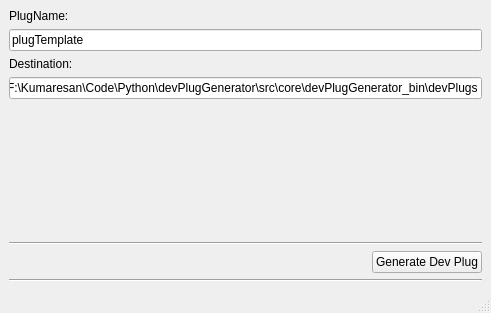
The window that devPlugGenerator/src/user_interface/win_main.ui (kumar-lakshmanan/our-py-lib) describes before a commit, drawn with Qt 5.
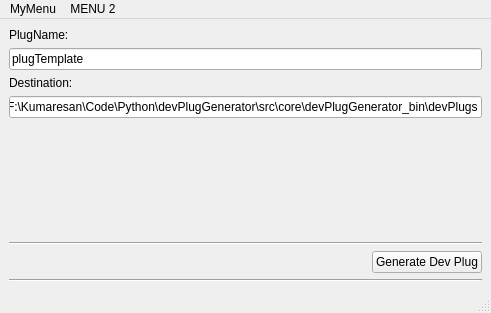
The same window after the commit.

Diff of the .ui file:
```diff
--- a/devPlugGenerator/src/user_interface/win_main.ui
+++ b/devPlugGenerator/src/user_interface/win_main.ui
@@ -137,6 +137,22 @@
      <height>18</height>
     </rect>
    </property>
+   <widget class="QMenu" name="menuMyMenu">
+    <property name="title">
+     <string>MyMenu</string>
+    </property>
+    <addaction name="actionMenu_OPT1"/>
+   </widget>
+   <widget class="QMenu" name="menuMENU_2">
+    <property name="title">
+     <string>MENU 2</string>
+    </property>
+    <addaction name="actionOPT2"/>
+    <addaction name="separator"/>
+    <addaction name="actionOPT"/>
+   </widget>
+   <addaction name="menuMyMenu"/>
+   <addaction name="menuMENU_2"/>
   </widget>
   <widget class="QStatusBar" name="statusbar"/>
  </widget>
```
Left out of the diff: 15 changed lines with no effect on the pictures.
